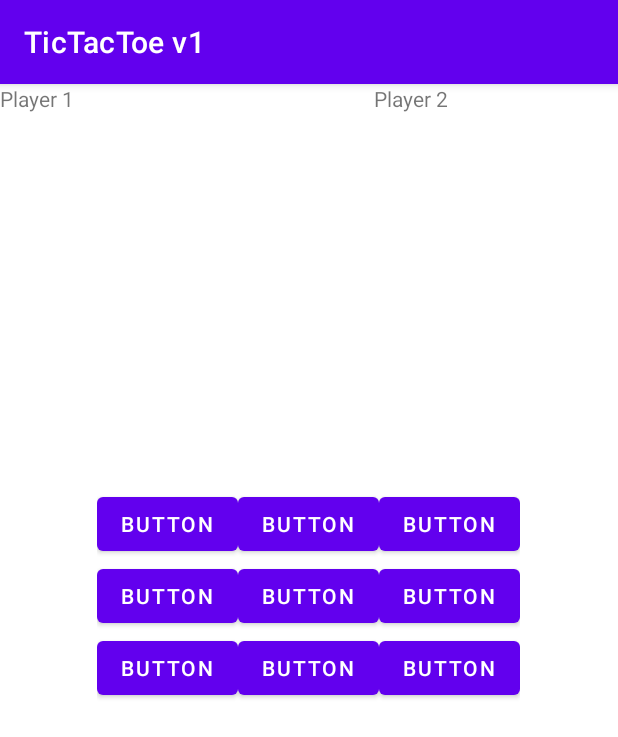
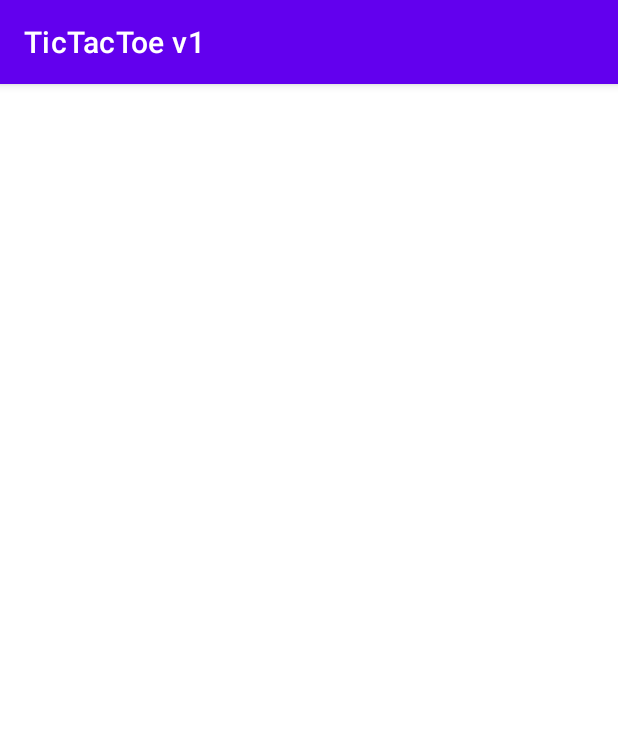
Before and after one commit to thefluffyoshi/TicTacToe_v2, an Android app: the MainActivity2 screen opened directly, with no data from a screen before it, on a phone screen of 412 x 824 dp. Shown: the top 737 px of the screen. Run offline under Robolectric (Android 15) with nearby library versions, the phone set to English and light mode, and no system bars.

Commit message:
updated TicTacToe

```diff
--- a/app/src/main/java/com/example/tictactoev1/MainActivity.java
+++ b/app/src/main/java/com/example/tictactoev1/MainActivity.java
@@ -1,5 +1,6 @@
 package com.example.tictactoev1;
 
+import android.content.Intent;
 import android.os.Bundle;
 import android.view.View;
 import android.widget.Button;
@@ -107,4 +108,9 @@ public class MainActivity extends AppCompatActivity implements View.OnClickListe
         roundCount = 0;
         playerOneTurn = true;
     }
+
+    public void onClickNextPage(View view)
+    {
+        startActivity(new Intent(MainActivity.this, MainActivity2.class));
+    }
 }
--- a/app/src/main/java/com/example/tictactoev1/MainActivity2.java
+++ b/app/src/main/java/com/example/tictactoev1/MainActivity2.java
@@ -10,6 +10,7 @@ public class MainActivity2 extends AppCompatActivity {
     protected void onCreate(Bundle savedInstanceState) {
         super.onCreate(savedInstanceState);
         setContentView(R.layout.activity_main2);
+
     }
 }
 
--- a/app/src/main/res/layout/activity_main.xml
+++ b/app/src/main/res/layout/activity_main.xml
@@ -22,12 +22,4 @@
 
     <include layout="@layout/content_main" />
 
-    <com.google.android.material.floatingactionbutton.FloatingActionButton
-        android:id="@+id/fab"
-        android:layout_width="wrap_content"
-        android:layout_height="wrap_content"
-        android:layout_gravity="bottom|end"
-        android:layout_margin="@dimen/fab_margin"
-        app:srcCompat="@android:drawable/ic_dialog_email" />
-
 </androidx.coordinatorlayout.widget.CoordinatorLayout>
--- a/app/src/main/res/layout/activity_main2.xml
+++ b/app/src/main/res/layout/activity_main2.xml
@@ -7,103 +7,5 @@
     tools:context=".MainActivity2">
 
 
-    <LinearLayout
-        android:layout_width="wrap_content"
-        android:layout_height="wrap_content"
-        android:orientation="horizontal">
-
-        <TextView
-            android:id="@+id/textView3"
-            android:layout_width="wrap_content"
-            android:layout_height="wrap_content"
-            android:layout_marginRight="200dp"
-            android:text="Player 1" />
-
-        <TextView
-            android:id="@+id/textView4"
-            android:layout_width="wrap_content"
-            android:layout_height="wrap_content"
-            android:text="Player 2" />
-    </LinearLayout>
-
-    <LinearLayout
-        android:id="@+id/topRow"
-        android:layout_width="wrap_content"
-        android:layout_height="wrap_content"
-        android:layout_marginTop="250dp"
-        android:layout_gravity="center"
-        android:orientation="horizontal">
-
-        <Button
-            android:id="@+id/TLeftBTN"
-            android:layout_width="wrap_content"
-            android:layout_height="wrap_content"
-            android:text="Button" />
-
-        <Button
-            android:id="@+id/TMidBTN"
-            android:layout_width="wrap_content"
-            android:layout_height="wrap_content"
-            android:text="Button" />
-
-        <Button
-            android:id="@+id/topRightBTN"
-            android:layout_width="wrap_content"
-            android:layout_height="wrap_content"
-            android:text="Button" />
-
-    </LinearLayout>
-
-    <LinearLayout
-        android:id="@+id/midRow"
-        android:layout_width="wrap_content"
-        android:layout_height="wrap_content"
-        android:layout_gravity="center"
-        android:orientation="horizontal">
-
-        <Button
-            android:id="@+id/MLeftBTN"
-            android:layout_width="wrap_content"
-            android:layout_height="wrap_content"
-            android:text="Button" />
-
-        <Button
-            android:id="@+id/MMidBTN"
-            android:layout_width="wrap_content"
-            android:layout_height="wrap_content"
-            android:text="Button" />
-
-        <Button
-            android:id="@+id/MRightBTN"
-            android:layout_width="wrap_content"
-            android:layout_height="wrap_content"
-            android:text="Button" />
-    </LinearLayout>
-
-    <LinearLayout
-        android:id="@+id/botRow"
-        android:layout_width="wrap_content"
-        android:layout_height="wrap_content"
-        android:layout_gravity="center"
-        android:orientation="horizontal">
-
-        <Button
-            android:id="@+id/BLeftBTN"
-            android:layout_width="wrap_content"
-            android:layout_height="wrap_content"
-            android:text="Button" />
-
-        <Button
-            android:id="@+id/BMidBTN"
-            android:layout_width="wrap_content"
-            android:layout_height="wrap_content"
-            android:text="Button" />
-
-        <Button
-            android:id="@+id/BRightBTN"
-            android:layout_width="wrap_content"
-            android:layout_height="wrap_content"
-            android:text="Button" />
-    </LinearLayout>
 
 </LinearLayout>
--- a/app/src/main/res/values/colors.xml
+++ b/app/src/main/res/values/colors.xml
@@ -7,4 +7,5 @@
     <color name="teal_700">#FF018786</color>
     <color name="black">#FF000000</color>
     <color name="white">#FFFFFFFF</color>
+    <color name="red">#DE2D2D</color>
 </resources>
```
Also changed, not shown: 2 other files.
